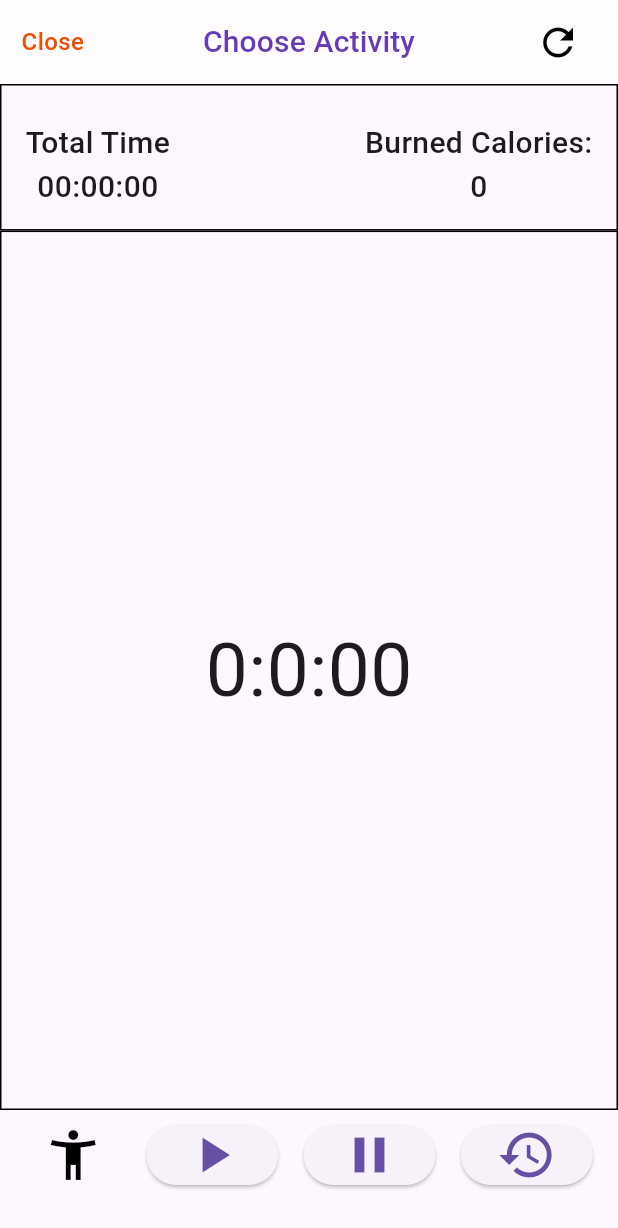
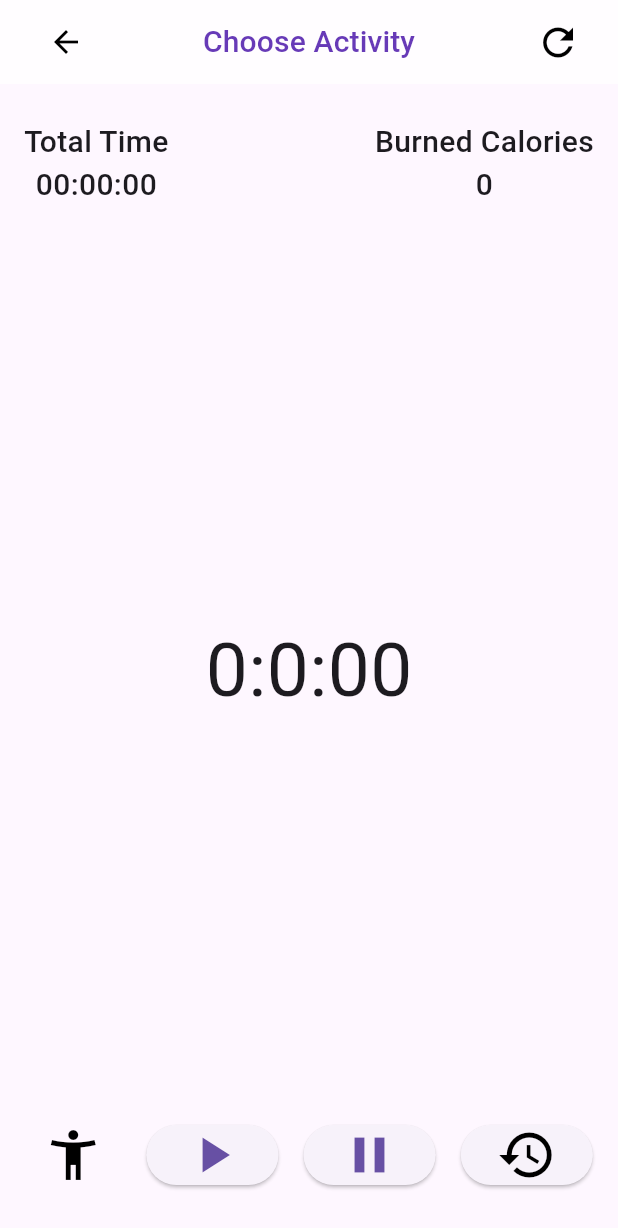
Before and after one commit to AvanFabian/MotherApps, a Flutter app: the RecordPage screen opened directly, on a phone screen of 412 x 824 dp. Shown: the top 1228 px of the screen. Run offline on Flutter 3.47's test engine with Material 3 defaults, Android fonts, the phone set to English and light mode, and no system bars; our stand-ins replace dotted_border, flutter_svg, google_maps_flutter, image_picker, location, shared_preferences; missing offline and left inert: flutter_polyline_points; accounts and stored records are empty; network calls fail.

Commit message:
refactor: nampilin sport name & sport movement udah bisa, tinggal sesuaikan layoutnya lagi biar lebih rapih

```diff
--- a/lib/components/Auth/welcome_image.dart
+++ b/lib/components/Auth/welcome_image.dart
@@ -13,7 +13,7 @@ class WelcomeImage extends StatelessWidget {
     return Column(
       children: [
         const Text(
-          "Welcome To Mother",
+          "Mother App",
           style: TextStyle(fontWeight: FontWeight.bold, fontSize: 24),
         ),
         const SizedBox(height: defaultPadding * 2),
--- a/lib/pages/home_page.dart
+++ b/lib/pages/home_page.dart
@@ -70,9 +70,9 @@ class _HomePageState extends State<HomePage> {
                                 Text(
                                   'See More',
                                   style: TextStyle(
-                                      fontSize: 14.0,
-                                      fontWeight: FontWeight.bold,
-                                      color: Color.fromARGB(255, 249, 133, 1)),
+                                    fontSize: 14.0,
+                                    fontWeight: FontWeight.bold,
+                                  ),
                                 )
                               ],
                             ),
--- a/lib/pages/layout.dart
+++ b/lib/pages/layout.dart
@@ -4,6 +4,7 @@ import 'package:monitoring_hamil/pages/leaderboard_page.dart';
 import 'package:monitoring_hamil/pages/route_page.dart';
 import 'package:monitoring_hamil/pages/profile_page.dart';
 import 'package:monitoring_hamil/pages/record_page.dart';
+import 'package:monitoring_hamil/res/constants.dart';
 import '../Components/AnyForm/post_form.dart';
 
 class Layout extends StatefulWidget {
@@ -115,7 +116,7 @@ class _LayoutState extends State<Layout> {
                             )));
                   },
                   // color of the button
-                  backgroundColor: const Color.fromARGB(255, 255, 228, 0),
+                  backgroundColor: signatureAppColor,
                   child: const Icon(Icons.add),
                 )
               : Container(), // Empty container when not on HomePage
--- a/lib/pages/profile_page.dart
+++ b/lib/pages/profile_page.dart
@@ -104,8 +104,7 @@ class _ProfilePageState extends State<ProfilePage> {
                                 Colors
                                     .black), // This makes the text color black
                             backgroundColor: MaterialStateProperty.all<Color>(
-                                Colors
-                                    .yellow), // This makes the button color yellow
+                                signatureAppColor),
                             padding: MaterialStateProperty.all<EdgeInsets>(
                                 const EdgeInsets.only(
                                     left: 44, right: 44, top: 16, bottom: 16)),
--- a/lib/pages/record_page.dart
+++ b/lib/pages/record_page.dart
@@ -49,7 +49,7 @@ class _RecordPageState extends State<RecordPage> {
     return Scaffold(
       appBar: AppBar(
         leading: Padding(
-          padding: const EdgeInsets.only(left: 12.0),
+          padding: const EdgeInsets.only(left: 8.0),
           child: Align(
             alignment: Alignment.centerRight,
             child: GestureDetector(
@@ -61,13 +61,9 @@ class _RecordPageState extends State<RecordPage> {
                   (route) => false,
                 );
               },
-              child: const Text(
-                'Close',
-                style: TextStyle(
-                  fontSize: 16.0, // Adjust the size as needed
-                  fontWeight: FontWeight.w500,
-                  color: Color.fromARGB(255, 239, 77, 2),
-                ),
+              child: const Icon(
+                Icons.arrow_back,
+                color: Colors.black,
               ),
             ),
           ),
@@ -174,13 +170,9 @@ class _RecordPageState extends State<RecordPage> {
       ),
       body: Column(
         children: <Widget>[
-          Expanded(
+          const Expanded(
             flex: 1,
-            child: Container(
-              decoration: BoxDecoration(
-                border: Border.all(color: Colors.black),
-              ),
-              child: const Row(
+            child: Row(
               mainAxisAlignment: MainAxisAlignment.spaceBetween,
               children: <Widget>[
                 Padding(
@@ -209,7 +201,7 @@ class _RecordPageState extends State<RecordPage> {
                   child: Column(
                     children: [
                       Text(
-                          'Burned Calories:',
+                        'Burned Calories',
                         style: TextStyle(
                           fontSize: 20.0,
                           fontWeight: FontWeight.w500,
@@ -228,20 +220,14 @@ class _RecordPageState extends State<RecordPage> {
               ],
             ),
           ),
-          ),
           Expanded(
             flex: 6,
-            child: Container(
-              decoration: BoxDecoration(
-                border: Border.all(color: Colors.black),
-              ),
             child: Center(
               // Center the text
               child: Text(
                 '${duration ~/ 3600}:${(duration % 3600) ~/ 60}:${(duration % 60).toString().padLeft(2, '0')}',
                 style: const TextStyle(
                   fontSize: 50.0, // Increase the font size
-                  ),
                 ),
               ),
             ),
@@ -487,7 +473,11 @@ class _RecordPageState extends State<RecordPage> {
                     ),
                   );
                 },
-                child: const Icon(Icons.history, size: 40.0),
+                child: const Icon(
+                  Icons.history,
+                  size: 40.0,
+                  color: Colors.black,
+                ),
               )
             ],
           ),
--- a/lib/res/constants.dart
+++ b/lib/res/constants.dart
@@ -2,8 +2,8 @@
 import 'package:flutter/material.dart';
 import 'dart:developer' as developer;
 
-const signatureAppColor = Color.fromARGB(255, 255, 228, 0);
-
+const signatureAppColor = Color.fromARGB(255, 253, 232, 232);
+// rgb(253, 232, 232)
 const kPrimaryColor = Color(0xFF6F35A5);
 const kPrimaryLightColor = Color(0xFFF1E6FF);
 
```
Also changed, not shown: lib/pages/activitydetail_page.dart (+11 -9 lines). Lines whose indentation alone changed are shown as unchanged.
